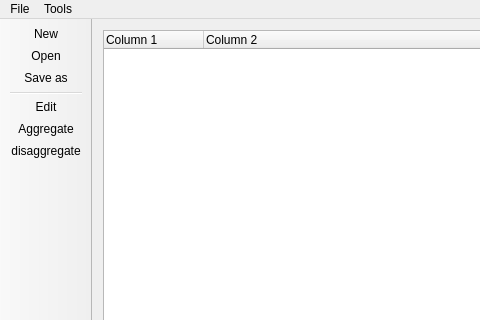
Old version of the form seti_1/mainwindow.ui in the repository DemVD/Networks; both pictures show x 0 to 480 and y 0 to 320 of the 622 by 408 pixel window.
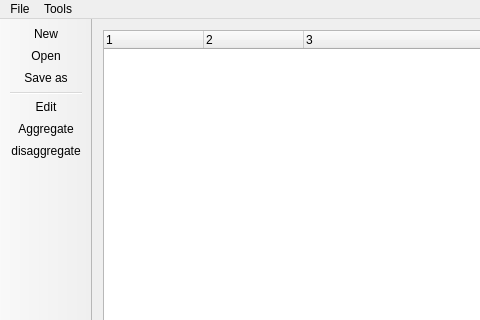
New version of the form. Icons and pictures are not drawn.

```diff
--- a/seti_1/mainwindow.ui
+++ b/seti_1/mainwindow.ui
@@ -25,12 +25,17 @@
       </property>
       <column>
        <property name="text">
-        <string>Column 1</string>
+        <string>1</string>
        </property>
       </column>
       <column>
        <property name="text">
-        <string>Column 2</string>
+        <string>2</string>
+       </property>
+      </column>
+      <column>
+       <property name="text">
+        <string>3</string>
        </property>
       </column>
      </widget>
```
